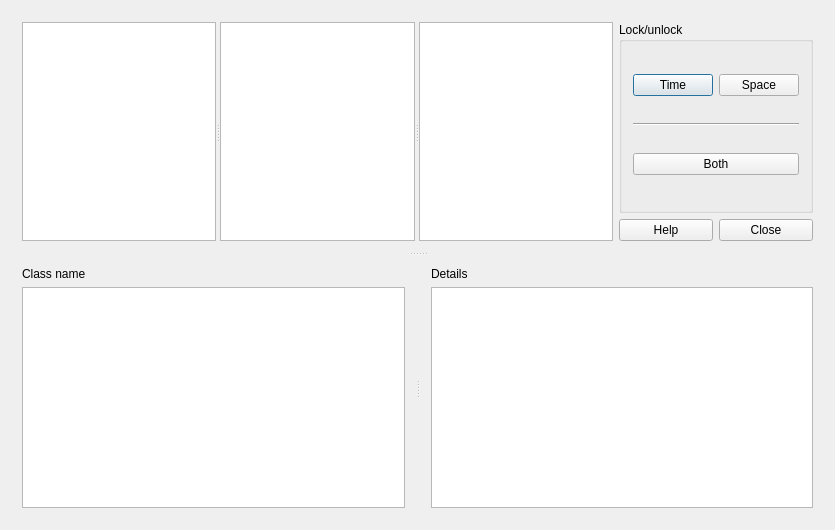
First picture: the form in src/interface/timetableviewstudentsform_template.ui, repository rodolforg/fet, before the edit.
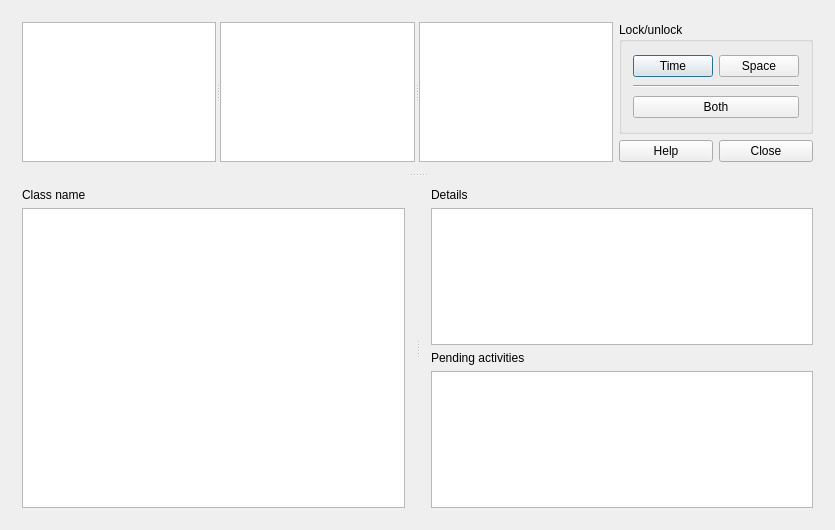
Second picture: the form after the edit.

Commit message: list pending activities in student timetable

The edit to the form file:
```diff
--- a/src/interface/timetableviewstudentsform_template.ui
+++ b/src/interface/timetableviewstudentsform_template.ui
@@ -154,6 +154,16 @@
         <item>
          <widget class="QPlainTextEdit" name="detailsTextEdit"/>
         </item>
+        <item>
+         <widget class="QLabel" name="label">
+          <property name="text">
+           <string>Pending activities</string>
+          </property>
+         </widget>
+        </item>
+        <item>
+         <widget class="QListWidget" name="pendingActivitiesListWidget"/>
+        </item>
        </layout>
       </widget>
      </widget>
```
The commit also changes 1 other file.
